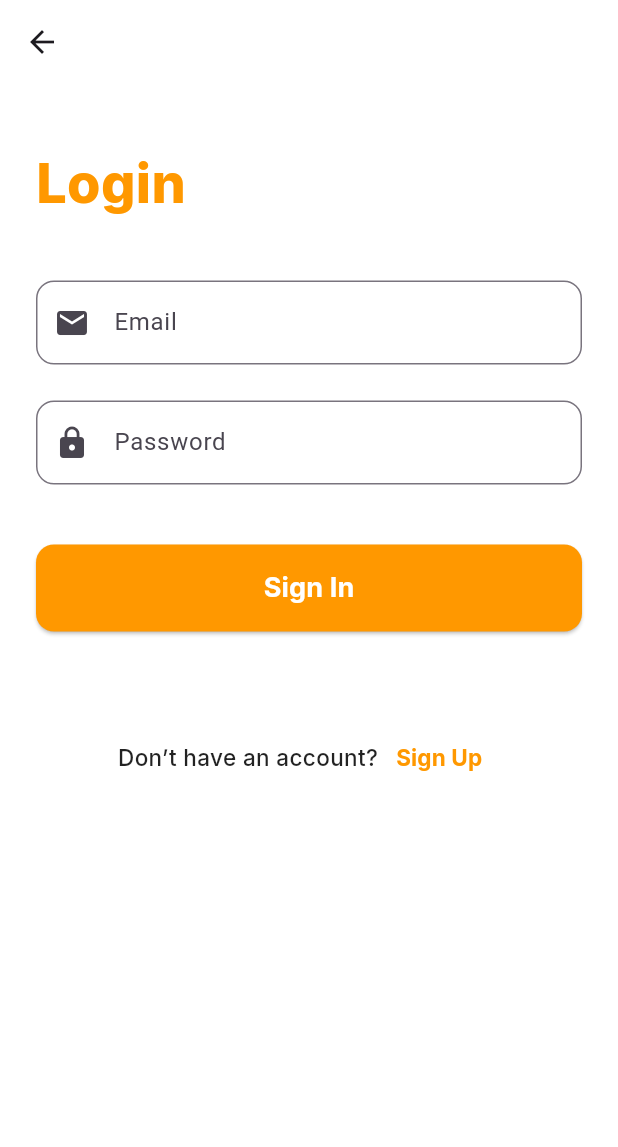
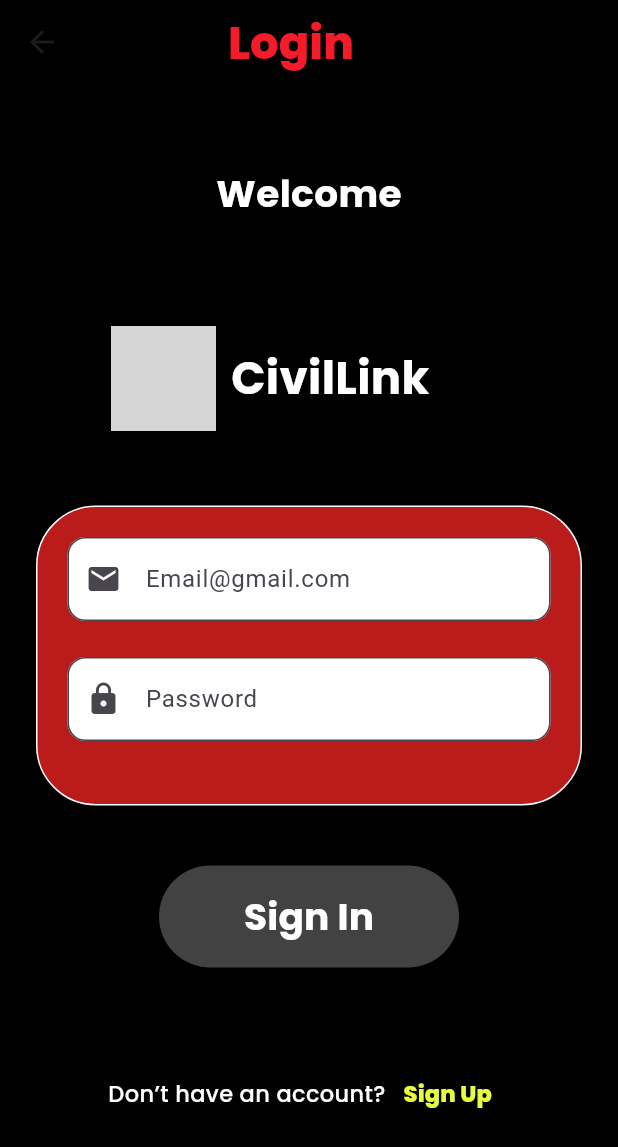
Before and after one commit to ChrisKamanzi/CivicLink, a Flutter app: the screen it shows after launch, after a tap on "Login", on a phone screen of 412 x 824 dp. Shown: the top 1147 px of the screen. Run offline on Flutter 3.47's test engine with Material 3 defaults, Android fonts, the phone set to English and light mode, and no system bars; our stand-ins replace cloud_firestore, firebase_auth, firebase_core, flutter_riverpod, go_router, google_fonts; accounts and stored records are empty; generated files the repository leaves out were written again; grey boxes are pictures that could not be loaded.

Commit message:
Edited the Login UI

```diff
--- a/lib/Authentication/user /Login.dart
+++ b/lib/Authentication/user /Login.dart
@@ -18,11 +18,12 @@ class _LoginState extends ConsumerState<Login> {
   final _formKey = GlobalKey<FormState>();
   bool _hasNavigated = false;
 
-  final primaryColor = Colors.orange;
+  final primaryColor = Color.fromRGBO(246, 27, 43, 100);
+  final secondaryColor = Colors.white;
+  final greyColor = Color.fromRGBO(97, 97, 97, 100);
 
   @override
   Widget build(BuildContext context) {
-    final screenWidth = MediaQuery.of(context).size.width;
     final signInNotifier = ref.read(signInProvider.notifier);
 
     ref.listen<User?>(signInProvider, (previous, next) {
@@ -33,47 +34,101 @@ class _LoginState extends ConsumerState<Login> {
     });
 
     return Scaffold(
-      backgroundColor: Colors.white,
+      backgroundColor: Colors.black,
       appBar: AppBar(
         backgroundColor: Colors.transparent,
         elevation: 0,
-      ),
-      body: Padding(
-        padding: const EdgeInsets.symmetric(horizontal: 24.0, vertical: 40),
-        child: SingleChildScrollView(
-          child: Center(
-            child: SizedBox(
-              width: screenWidth > 600 ? 400 : screenWidth * 0.9,
-              child: Column(
-                crossAxisAlignment: CrossAxisAlignment.start,
-                children: [
-                  Text(
+        title: Padding(
+          padding: const EdgeInsets.only(left: 80),
+          child: Text(
             'Login',
-                    style: GoogleFonts.inter(
-                      fontSize: 36,
+            style: GoogleFonts.poppins(
+              fontSize: 30,
               fontWeight: FontWeight.w800,
               color: primaryColor,
             ),
           ),
-                  const SizedBox(height: 40),
+        ),
+      ),
+      body: Padding(
+        padding: EdgeInsets.symmetric(horizontal: 24.0, vertical: 5),
+        child: SingleChildScrollView(
+          child: Column(
+            children: [
+              SizedBox(height: 50),
+              Text(
+                'Welcome',
+                style: GoogleFonts.poppins(
+                  fontSize: 25,
+                  fontWeight: FontWeight.bold,
+                  color: secondaryColor,
+                ),
+              ),
+              SizedBox(height: 70),
+              Padding(
+                padding: const EdgeInsets.only(left: 50),
+                child: Row(
+                  children: [
+                    Container(
+                      decoration: BoxDecoration(
+                        borderRadius: BorderRadius.circular(50),
+                      ),
+                      clipBehavior: Clip.hardEdge,
+                      child: Image.asset(
+                        'Assets/logo.png',
+                        width: 70,
+                        height: 70,
+                      ),
+                    ),
+                    SizedBox(width: 10),
+                    Text(
+                      'CivilLink',
+                      style: GoogleFonts.poppins(
+                        fontSize: 30,
+                        fontWeight: FontWeight.bold,
+                        color: secondaryColor,
+                      ),
+                    ),
+                  ],
+                ),
+              ),
+
+              SizedBox(height: 50),
+
               Form(
                 key: _formKey,
+                child: Column(
+                  children: [
+                    Container(
+                      height: 200,
+                      padding: EdgeInsets.all(20),
+                      decoration: BoxDecoration(
+                        color: Color.fromRGBO(186, 27, 27, 1),
+                        borderRadius: BorderRadius.circular(40),
+                        border: Border.all(color: Colors.white),
+                      ),
                       child: Column(
                         children: [
                           TextFormField(
                             controller: _emailController,
                             decoration: InputDecoration(
-                            labelText: 'Email',
+                              labelText: 'Email@gmail.com',
                               border: OutlineInputBorder(
                                 borderRadius: BorderRadius.circular(12),
                               ),
-                            prefixIcon: const Icon(Icons.email),
+                              prefixIcon: Icon(Icons.email),
+                              fillColor: secondaryColor,
+                              filled: true,
                             ),
+
                             keyboardType: TextInputType.emailAddress,
-                          validator: (value) =>
-                          value == null || value.isEmpty ? 'Enter your email' : null,
+                            validator:
+                                (value) =>
+                                    value == null || value.isEmpty
+                                        ? 'Enter your email'
+                                        : null,
                           ),
-                        const SizedBox(height: 24),
+                          SizedBox(height: 24),
                           TextFormField(
                             controller: _passwordController,
                             obscureText: true,
@@ -83,13 +138,22 @@ class _LoginState extends ConsumerState<Login> {
                                 borderRadius: BorderRadius.circular(12),
                               ),
                               prefixIcon: const Icon(Icons.lock),
+                              filled: true,
+                              fillColor: secondaryColor,
                             ),
-                          validator: (value) =>
-                          value == null || value.isEmpty ? 'Enter your password' : null,
+                            validator:
+                                (value) =>
+                                    value == null || value.isEmpty
+                                        ? 'Enter your password'
+                                        : null,
                           ),
+                        ],
+                      ),
+                    ),
+
                     const SizedBox(height: 40),
                     SizedBox(
-                          width: double.infinity,
+                      width: 200,
                       child: ElevatedButton(
                         onPressed: () async {
                           if (_formKey.currentState!.validate()) {
@@ -100,16 +164,16 @@ class _LoginState extends ConsumerState<Login> {
                           }
                         },
                         style: ElevatedButton.styleFrom(
-                              backgroundColor: primaryColor,
+                          backgroundColor: Colors.grey.shade800,
                           padding: const EdgeInsets.symmetric(vertical: 16),
                           shape: RoundedRectangleBorder(
-                                borderRadius: BorderRadius.circular(12),
+                            borderRadius: BorderRadius.circular(50),
                           ),
                         ),
                         child: Text(
                           'Sign In',
-                              style: GoogleFonts.inter(
-                                fontSize: 18,
+                          style: GoogleFonts.poppins(
+                            fontSize: 25,
                             fontWeight: FontWeight.bold,
                             color: Colors.white,
                           ),
@@ -122,20 +186,20 @@ class _LoginState extends ConsumerState<Login> {
                       children: [
                         Text(
                           'Don’t have an account?',
-                              style: GoogleFonts.inter(
+                          style: GoogleFonts.poppins(
                             fontSize: 15,
                             fontWeight: FontWeight.w500,
-                                color: Colors.black87,
+                            color: secondaryColor,
                           ),
                         ),
                         TextButton(
                           onPressed: () => context.push('/register'),
                           child: Text(
                             'Sign Up',
-                                style: GoogleFonts.inter(
+                            style: GoogleFonts.poppins(
                               fontSize: 15,
-                                  fontWeight: FontWeight.w700,
-                                  color: primaryColor,
+                              fontWeight: FontWeight.w800,
+                              color: Color.fromRGBO(231, 252, 60, 100),
                             ),
                           ),
                         ),
@@ -148,8 +212,6 @@ class _LoginState extends ConsumerState<Login> {
           ),
         ),
       ),
-        ),
-      ),
     );
   }
 }
```
Lines whose indentation alone changed are shown as unchanged.
